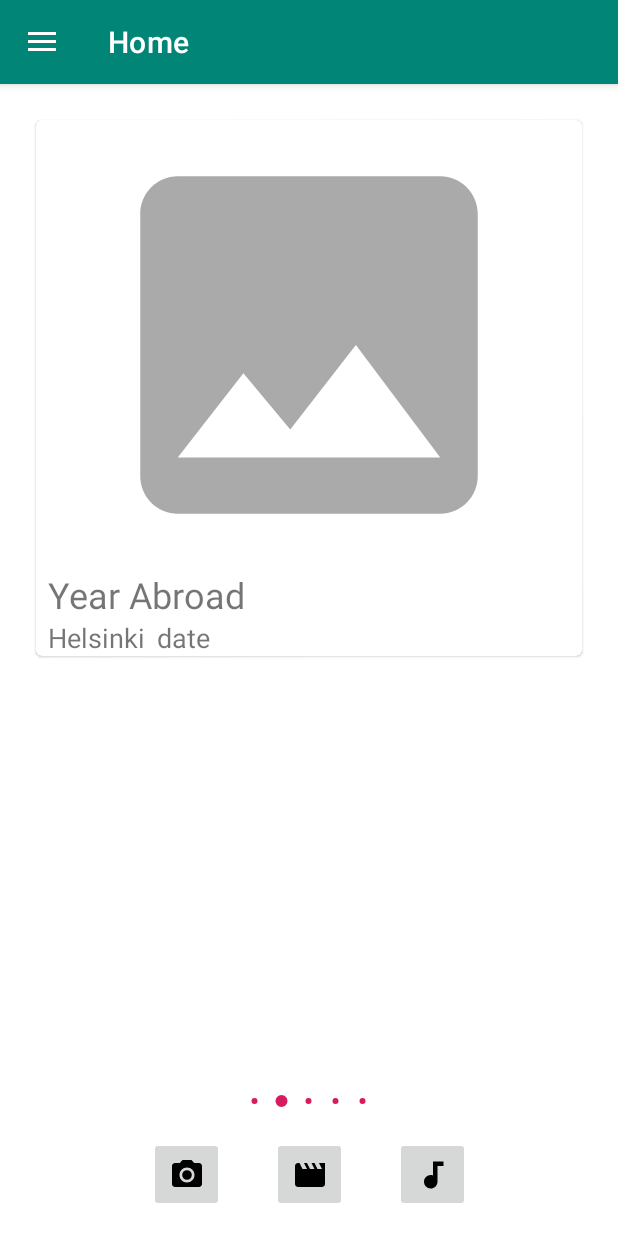
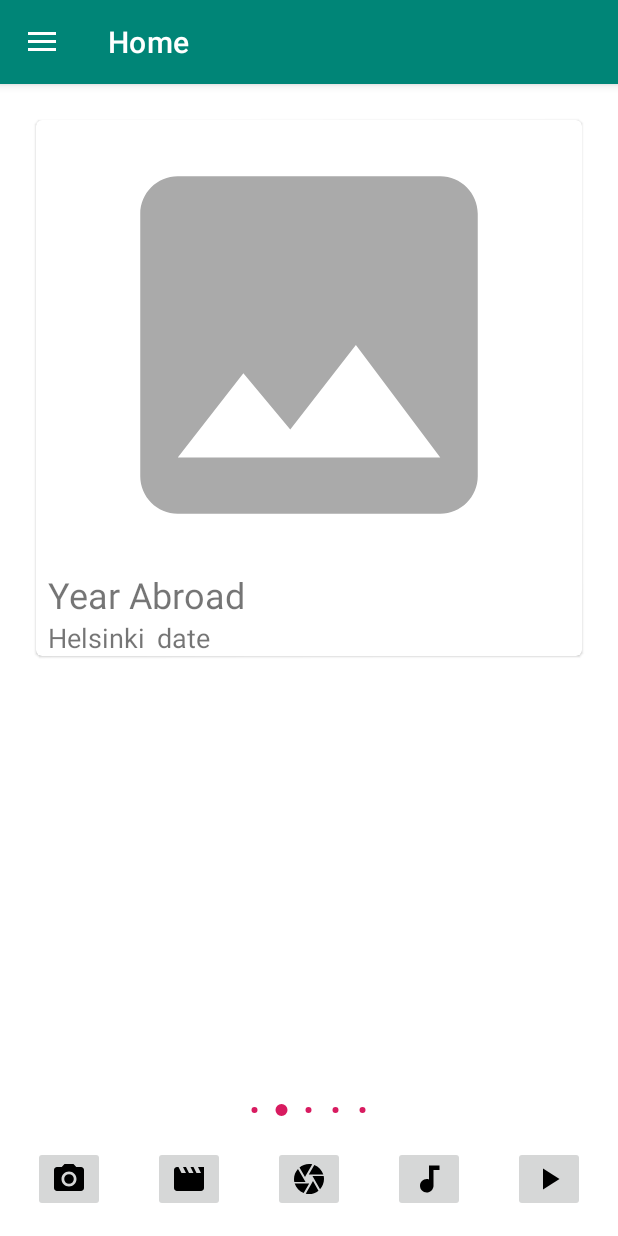
Before and after one commit to speciial/TravelChest, an Android app: the screen it shows after launch (MainActivity), on a phone screen of 412 x 824 dp. Run offline under Robolectric (Android 15) with nearby library versions, the phone set to English and light mode, and no system bars; our stand-ins replace Firebase (no records; nobody signed in at launch, a user with empty details on screens opened directly), Room's generated code, navigation-ui; libraries missing offline, so code that uses them is left out: org.jetbrains.anko; 1 statement that could not run was skipped.

Commit message:
Modified home view bottom menu + added SharedPreferences helper + PreferencesFragment with option of saving online

```diff
--- a/app/src/main/java/com/speciial/travelchest/MainActivity.kt
+++ b/app/src/main/java/com/speciial/travelchest/MainActivity.kt
@@ -1,6 +1,7 @@
 package com.speciial.travelchest
 
 import android.content.Intent
+import android.content.SharedPreferences
 import android.os.Bundle
 import android.util.Log
 import android.view.View
@@ -28,6 +29,8 @@ import com.google.android.material.navigation.NavigationView
 import com.google.firebase.auth.FirebaseAuth
 import com.google.firebase.auth.FirebaseUser
 import com.google.firebase.auth.GoogleAuthProvider
+import com.speciial.travelchest.PreferenceHelper.customPreference
+import com.speciial.travelchest.PreferenceHelper.save_online
 
 
 class MainActivity : AppCompatActivity() {
@@ -35,11 +38,20 @@ class MainActivity : AppCompatActivity() {
     private lateinit var appBarConfiguration: AppBarConfiguration
     private lateinit var auth: FirebaseAuth
     private lateinit var googleSignInClient: GoogleSignInClient
+    private lateinit var prefs:SharedPreferences
 
+    companion object {
+        const val TAG = "TRAVEL_CHEST"
+        const val PREF_NAME = "TRAVEL_CHEST_PREF"
+        private const val RC_SIGN_IN = 9001
+    }
 
     override fun onCreate(savedInstanceState: Bundle?) {
         super.onCreate(savedInstanceState)
         setContentView(R.layout.activity_main)
+
+         prefs = customPreference(this, PREF_NAME)
+
 
         PermissionChecker.checkPermissions(this)
 
@@ -86,10 +98,7 @@ class MainActivity : AppCompatActivity() {
         return navController.navigateUp(appBarConfiguration) || super.onSupportNavigateUp()
     }
 
-    companion object {
-        const val TAG = "TRAVEL_CHEST"
-        private const val RC_SIGN_IN = 9001
-    }
+
     private fun updateUI(user: FirebaseUser?) {
         val header = (findViewById<View>(R.id.nav_view) as NavigationView).getHeaderView(0)
         if (user != null) {
@@ -115,6 +124,8 @@ class MainActivity : AppCompatActivity() {
             val task = GoogleSignIn.getSignedInAccountFromIntent(data)
             try {
                 // Google Sign In was successful, authenticate with Firebase
+
+                prefs.save_online = true
                 val account = task.getResult(ApiException::class.java)
                 firebaseAuthWithGoogle(account!!)
             } catch (e: ApiException) {
@@ -150,6 +161,7 @@ class MainActivity : AppCompatActivity() {
     }
 
     private fun signOut() {
+        prefs.save_online = false
         // Firebase sign out
         auth.signOut()
 
--- a/app/src/main/java/com/speciial/travelchest/model/Type.kt
+++ b/app/src/main/java/com/speciial/travelchest/model/Type.kt
@@ -12,9 +12,9 @@ data class Type (
     val name:String
 ) {
     companion object {
-        const val PICTURE = 1
+        const val IMAGE = 1
         const val VIDEO = 2
-        const val SOUND = 3
+        const val AUDIO = 3
         const val PICTURE_STRING = "picture"
         const val VIDEO_STRING = "movie"
         const val SOUND_STRING = "sound"
--- a/app/src/main/res/layout/fragment_home.xml
+++ b/app/src/main/res/layout/fragment_home.xml
@@ -30,9 +30,10 @@
 
     <LinearLayout
         android:id="@+id/home_menu_bottom"
-        android:layout_width="wrap_content"
+        android:layout_width="0dp"
         android:layout_height="wrap_content"
         android:layout_marginBottom="16dp"
+        android:gravity="center"
         android:orientation="horizontal"
         android:textAlignment="center"
         app:layout_constraintBottom_toBottomOf="parent"
@@ -44,8 +45,8 @@
             android:layout_width="wrap_content"
             android:layout_height="wrap_content"
             android:contentDescription="@string/home_picture_content_desc"
-            android:minWidth="50dp"
-            android:minHeight="50dp"
+            android:width="50dp"
+            android:height="50dp"
             android:src="@drawable/ic_home_camera" />
 
         <ImageButton
@@ -54,9 +55,19 @@
             android:layout_height="wrap_content"
             android:layout_marginStart="32dp"
             android:contentDescription="@string/home_movie_content_desc"
-            android:minWidth="50dp"
-            android:minHeight="50dp"
+            android:width="50dp"
+            android:height="50dp"
             android:src="@drawable/ic_home_movie" />
+
+        <ImageButton
+            android:id="@+id/home_ar"
+            android:layout_width="wrap_content"
+            android:layout_height="wrap_content"
+            android:layout_marginStart="32dp"
+            android:contentDescription="@string/home_ar_content_desc"
+            android:width="75dp"
+            android:height="75dp"
+            app:srcCompat="@drawable/ic_menu_ar" />
 
         <ImageButton
             android:id="@+id/home_audio"
@@ -64,9 +75,19 @@
             android:layout_height="wrap_content"
             android:layout_marginStart="32dp"
             android:contentDescription="@string/home_audio_content_desc"
-            android:minWidth="50dp"
-            android:minHeight="50dp"
+            android:width="50dp"
+            android:height="50dp"
             android:src="@drawable/ic_home_audio" />
+
+        <ImageButton
+            android:id="@+id/home_file"
+            android:layout_width="wrap_content"
+            android:layout_height="wrap_content"
+            android:width="50dp"
+            android:height="50dp"
+            android:layout_marginStart="32dp"
+            android:contentDescription="@string/home_file_content_desc"
+            app:srcCompat="@drawable/ic_audio_play" />
     </LinearLayout>
 
 </androidx.constraintlayout.widget.ConstraintLayout>
--- a/app/src/main/res/menu/activity_main_drawer.xml
+++ b/app/src/main/res/menu/activity_main_drawer.xml
@@ -11,10 +11,6 @@
         android:id="@+id/nav_preferences"
         android:icon="@drawable/ic_menu_preferences"
         android:title="@string/nav_preferences" />
-    <item
-        android:id="@+id/nav_ar"
-        android:icon="@drawable/ic_menu_ar"
-        android:title="@string/nav_ar" />
 
 
 
--- a/app/src/main/res/values/strings.xml
+++ b/app/src/main/res/values/strings.xml
@@ -39,5 +39,7 @@
     <string name="trip_label_date">Date</string>
     <string name="trip_date_button_label">Choose a date</string>
     <string name="trip_add_the_trip">Add the trip</string>
+    <string name="home_ar_content_desc">Button to open ar view</string>
+    <string name="home_file_content_desc">Button to import file from the phone</string>
 
 </resources>
```
Also changed, not shown: app/src/main/java/com/speciial/travelchest/PreferenceHelper.kt (added, +54 -0 lines), app/src/main/java/com/speciial/travelchest/ui/home/HomeAdapter.kt (deleted, +0 -77 lines), app/src/main/java/com/speciial/travelchest/ui/home/HomeFragment.kt (+119 -61 lines), app/src/main/java/com/speciial/travelchest/ui/preferences/PreferencesFragment.kt (+10 -2 lines), app/src/main/res/layout/fragment_preferences.xml (+12 -0 lines), app/src/main/res/layout/item_home_picture.xml (deleted, +0 -16 lines), app/src/main/res/layout/item_home_video.xml (deleted, +0 -11 lines).
